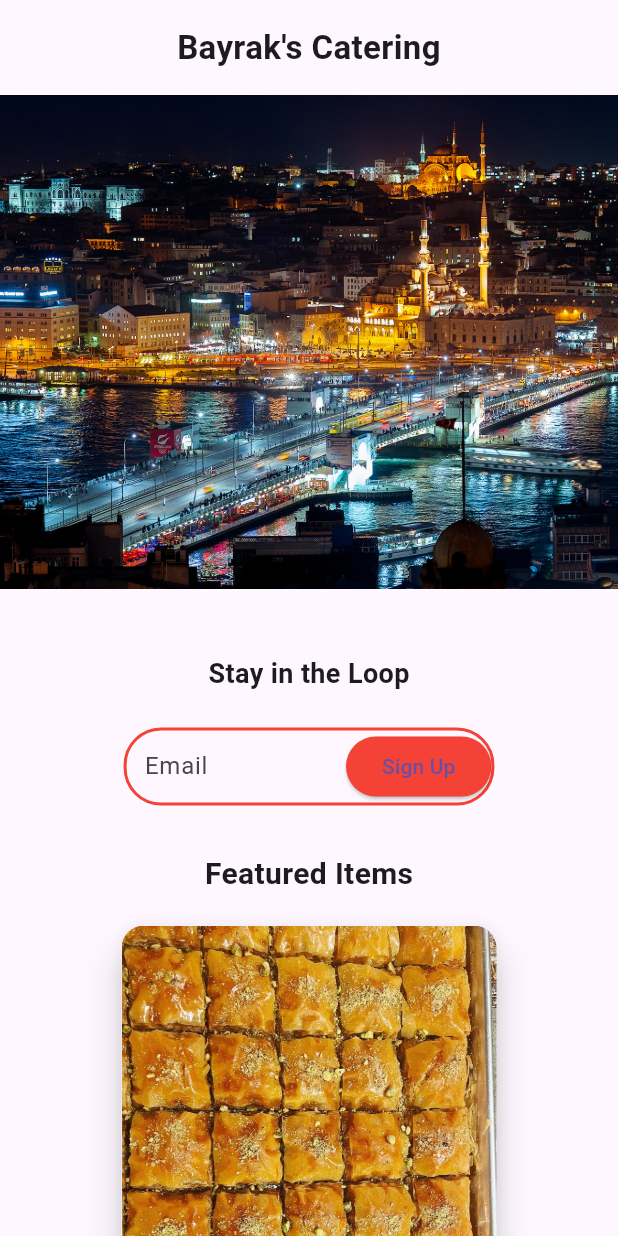
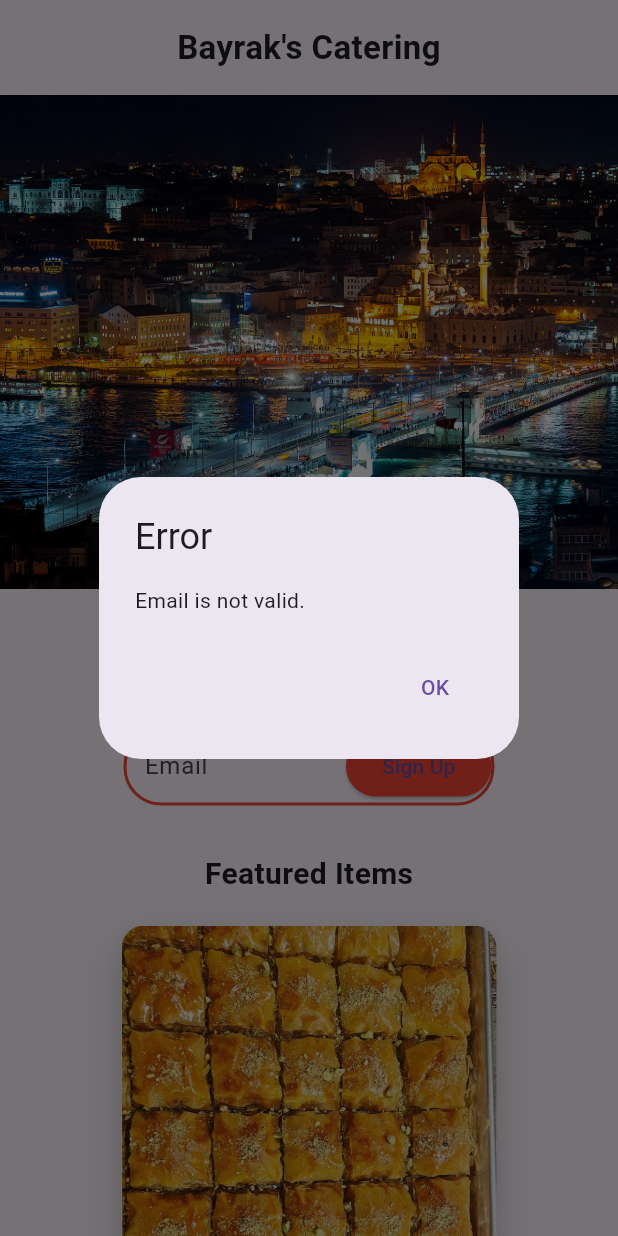
Before and after one commit to arslanaka/Bayraks, a Flutter app: the screen it shows after launch, after a tap on "Sign Up", on a phone screen of 412 x 824 dp. Run offline on Flutter 3.47's test engine with Material 3 defaults, Android fonts, the phone set to English and light mode, and no system bars; drawn by our look-alikes of carousel_slider; our stand-ins replace firebase_core, firebase_database, google_maps_flutter; missing offline and left inert: dart:js; accounts and stored records are empty.

Commit message:
error resolved and email db added

```diff
--- /dev/null
+++ b/lib/DialogHelper.dart
@@ -0,0 +1,46 @@
+import 'package:flutter/material.dart';
+
+class DialogHelper {
+  static final GlobalKey<NavigatorState> navigatorKey =
+  GlobalKey<NavigatorState>();
+
+  static void showErrorDialog(String errorMessage) {
+    showDialog(
+      context: navigatorKey.currentState!.overlay!.context,
+      builder: (BuildContext context) {
+        return AlertDialog(
+          title: Text('Error'),
+          content: Text(errorMessage),
+          actions: <Widget>[
+            TextButton(
+              onPressed: () {
+                Navigator.of(context).pop();
+              },
+              child: Text('OK'),
+            ),
+          ],
+        );
+      },
+    );
+  }
+
+  static void showSuccessDialog(String successMessage) {
+    showDialog(
+      context: navigatorKey.currentState!.overlay!.context,
+      builder: (BuildContext context) {
+        return AlertDialog(
+          title: Text('Success'),
+          content: Text(successMessage),
+          actions: <Widget>[
+            TextButton(
+              onPressed: () {
+                Navigator.of(context).pop();
+              },
+              child: Text('OK'),
+            ),
+          ],
+        );
+      },
+    );
+  }
+}
--- a/lib/HomePage.dart
+++ b/lib/HomePage.dart
@@ -1,7 +1,11 @@
 import 'package:carousel_slider/carousel_slider.dart';
+import 'package:firebase_database/firebase_database.dart';
 import 'package:flutter/material.dart';
 import 'package:google_maps_flutter/google_maps_flutter.dart';
 import 'dart:js' as js;
+
+import 'DialogHelper.dart';
+
 
 class MyHomePage extends StatelessWidget {
 
@@ -19,6 +23,9 @@ class MyHomePage extends StatelessWidget {
     'assets/istanbul5.jpg',
     'assets/istanbul6.jpg',
   ];
+
+  TextEditingController textEditingController = TextEditingController();
+
 
   @override
   Widget build(BuildContext context) {
@@ -101,6 +108,7 @@ class MyHomePage extends StatelessWidget {
                             child: Padding(
                               padding: EdgeInsets.symmetric(horizontal: 12.0),
                               child: TextField(
+                                controller: textEditingController,
                                 decoration: InputDecoration(
                                   hintText: 'Email',
                                   border: InputBorder.none,
@@ -110,8 +118,9 @@ class MyHomePage extends StatelessWidget {
                           ),
                           SizedBox(width: 6),
                           ElevatedButton(
-                            onPressed: () {
-                              // Implement sign-up functionality
+                            onPressed: () async {
+                              validateEmail(textEditingController.text);
+
                             },
                             style: ElevatedButton.styleFrom(
                               primary: Colors.red,
@@ -120,8 +129,7 @@ class MyHomePage extends StatelessWidget {
                               ),
                             ),
                             child: Text('Sign Up'),
-                          ),
-                        ],
+                          ),                        ],
                       ),
                     ),
                   ),
@@ -153,7 +161,7 @@ class MyHomePage extends StatelessWidget {
             ),
             // Container 3: Background Image
             Container(
-              height: MediaQuery.of(context).size.height * 0.5, // Adjust as needed
+              height: MediaQuery.of(context).size.height * 0.9, // Adjust as needed
               decoration: BoxDecoration(
                 image: DecorationImage(
                   image: AssetImage('assets/turkey.jpg'),
@@ -187,12 +195,14 @@ class MyHomePage extends StatelessWidget {
                       ),
                     ),
                   ),
+                  // Content Column
                   Positioned(
-                    top: 20,
-                    right: 60,
+                    top: 280,
+                    left: 60,
                     child: Column(
                       crossAxisAlignment: CrossAxisAlignment.start,
                       children: [
+                        // Location & Hours Heading
                         Text(
                           'Location & Hours',
                           style: TextStyle(
@@ -201,20 +211,81 @@ class MyHomePage extends StatelessWidget {
                             color: Colors.white,
                           ),
                         ),
-                        SizedBox(height: 8),
+                        SizedBox(height: 16),
+
+                        // Location/Address Icon and Text
+                        Row(
+                          children: [
+                            Icon(
+                              Icons.location_on,
+                              color: Colors.white,
+                              size: 20,
+                            ),
+                            SizedBox(width: 8),
                             Text(
-                          '1136 Virginia Lane\nConcord, CA 94520\n(925)250-2708\n\nDkbrands24@gmail.com',
+                              '1136 Virginia Lane\nConcord, CA 94520\n(925)250-2708',
                               style: TextStyle(
                                 color: Colors.white,
                                 fontSize: 14,
                                 letterSpacing: 0.5,
                               ),
                             ),
-                        SizedBox(height: 8),
+                          ],
+                        ),
+                        SizedBox(height: 16),
+
+                        // Email Icon and Text
+                        Row(
+                          children: [
+                            Icon(
+                              Icons.email,
+                              color: Colors.white,
+                              size: 20,
+                            ),
+                            SizedBox(width: 8),
+                            Text(
+                              'Dkbrands24@gmail.com',
+                              style: TextStyle(
+                                color: Colors.white,
+                                fontSize: 14,
+                                letterSpacing: 0.5,
+                              ),
+                            ),
+                          ],
+                        ),
+                        SizedBox(height: 16),
+
+                        // Timing Icon and Text
+                        Row(
+                          children: [
+                            Icon(
+                              Icons.access_time,
+                              color: Colors.white,
+                              size: 20,
+                            ),
+                            SizedBox(width: 8),
+                            Column(
+                              crossAxisAlignment: CrossAxisAlignment.start,
+                              children: [
+                                Text(
+                                  'Monday - Saturday: 09:00 am - 05:00 pm',
+                                  style: TextStyle(
+                                    color: Colors.white,
+                                    fontSize: 16,
+                                  ),
+                                ),
+                              ],
+                            ),
+                          ],
+                        ),
+                        SizedBox(height: 16),
+
+                        // Get Directions Button
                         TextButton(
                           onPressed: () {
-                            js.context.callMethod('open',
-                                ['https://www.google.com/maps/place/37%C2%B057\'26.3%22N+122%C2%B002\'33.0%22W/@37.9573072,-122.0450779,17z/data=!3m1!4b1!4m4!3m3!8m2!3d37.957303!4d-122.042503?entry=ttu']);
+                            js.context.callMethod('open', [
+                              'https://www.google.com/maps/place/37%C2%B057\'26.3%22N+122%C2%B002\'33.0%22W/@37.9573072,-122.0450779,17z/data=!3m1!4b1!4m4!3m3!8m2!3d37.957303!4d-122.042503?entry=ttu'
+                            ]);
                           },
                           child: Text(
                             'Get directions',
@@ -223,14 +294,6 @@ class MyHomePage extends StatelessWidget {
                               fontWeight: FontWeight.bold,
                               fontSize: 14,
                             ),
-                          ),
-                        ),
-                        SizedBox(height: 16),
-                        Text(
-                          'Monday - Friday: 09:00 am - 05:00 pm\nSaturday: 09:00 am - 05:00 pm\nSunday: Closed',
-                          style: TextStyle(
-                            color: Colors.white,
-                            fontSize: 16,
                           ),
                         ),
                       ],
@@ -272,7 +335,13 @@ class MyHomePage extends StatelessWidget {
     );
   }
 
-
+  Future<void> signUp(String email) async {
+    debugPrint('email Entered: $email');
+    final databaseReference = FirebaseDatabase.instance.reference();
+    await databaseReference.child('emails').push().set({'email': email});
+    textEditingController.clear();
+    DialogHelper.showSuccessDialog('Email has been successfully saved.');
+  }
   Widget _buildCard(String imagePath,String itemName,String price) {
     return Container(
       width: 300,
@@ -309,6 +378,19 @@ class MyHomePage extends StatelessWidget {
     );
   }
 
+  void validateEmail(String email) {
+
+    final bool emailValid = RegExp(r"^[a-zA-Z0-9.a-zA-Z0-9.!#$%&'*+-/=?^_`{|}~]+@[a-zA-Z0-9]+\.[a-zA-Z]+").hasMatch(email);
+
+    if(emailValid){
+      signUp(textEditingController.text);
+    }else{
+      DialogHelper.showErrorDialog('Email is not valid.');
+    }
+
+  }
+
+
 
 
 
--- a/lib/main.dart
+++ b/lib/main.dart
@@ -1,8 +1,20 @@
+import 'package:firebase_core/firebase_core.dart';
 import 'package:flutter/material.dart';
 
+import 'DialogHelper.dart';
 import 'HomePage.dart';
 
-void main() {
+void main() async  {
+  WidgetsFlutterBinding.ensureInitialized();
+  await Firebase.initializeApp(
+    options: FirebaseOptions(
+      apiKey: "AIzaSyBJqx-aDkIsffx1zxH46_szBnJhQ9V3uo8",
+      authDomain: "bayrak-web.firebaseapp.com",
+      databaseURL: "https://bayrak-web-default-rtdb.firebaseio.com",
+      projectId: "bayrak-web",
+      storageBucket: "bayrak-web.appspot.com",
+      messagingSenderId: "275346418236",
+      appId: "1:275346418236:web:fd0bf2e15d56ef6c7d3139",),);
   runApp(MyApp());
 }
 
@@ -10,6 +22,7 @@ class MyApp extends StatelessWidget {
   @override
   Widget build(BuildContext context) {
     return MaterialApp(
+      navigatorKey: DialogHelper.navigatorKey,
       title: 'Bayrak\'s Catering',
       theme: ThemeData(
         primarySwatch: Colors.blue,
--- a/pubspec.yaml
+++ b/pubspec.yaml
@@ -16,7 +16,8 @@ dependencies:
   google_fonts: ^6.1.0
   font_awesome_flutter: ^10.5.0
   google_maps_flutter: ^2.1.1
-
+  firebase_core: ^2.0.0
+  firebase_database: ^10.0.0
   cupertino_icons: ^1.0.2
 
 dev_dependencies:
```
Also changed, not shown: bayrak-web-26b90babf10f.json (added, +13 -0 lines), pubspec.lock, 3 other files. Lines whose indentation alone changed are shown as unchanged.
